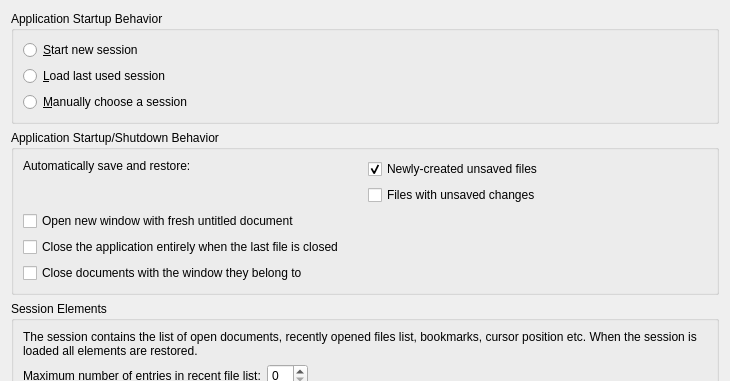
The window that apps/lib/ui/sessionconfigwidget.ui (KDE/kate) describes before a commit, drawn with Qt 5; both pictures show x 0 to 730 and y 0 to 381 of the 730 by 603 pixel window.
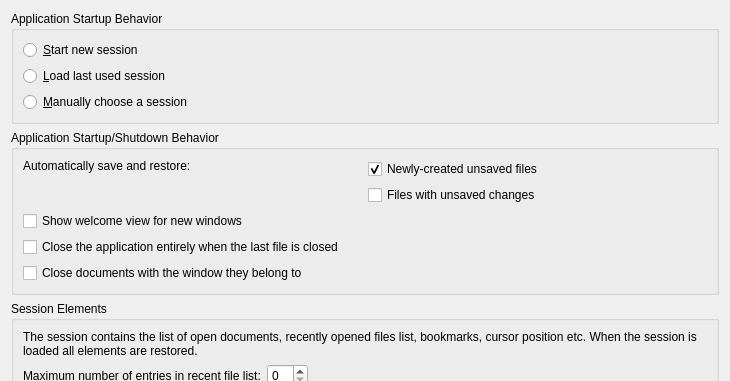
The same window after the commit. Custom widgets are drawn as their Qt base class.

Commit message:
Rename the show untitled document option
The option is renamed to better match the naming that is used on the
welcome page, so users will not be confused by two totally
different names for one option. Also, there is no need to invert the
checkboxes this way.

The edit to the form file:
```diff
--- a/apps/lib/ui/sessionconfigwidget.ui
+++ b/apps/lib/ui/sessionconfigwidget.ui
@@ -85,7 +85,7 @@
       <item>
        <widget class="QCheckBox" name="openNewDocumentPerWindow">
         <property name="text">
-         <string>Open new window with fresh untitled document</string>
+         <string>Show welcome view for new windows</string>
         </property>
        </widget>
       </item>
```
Left out of the diff: 5 changed lines with no effect on the pictures. The commit also changes 3 other files.
